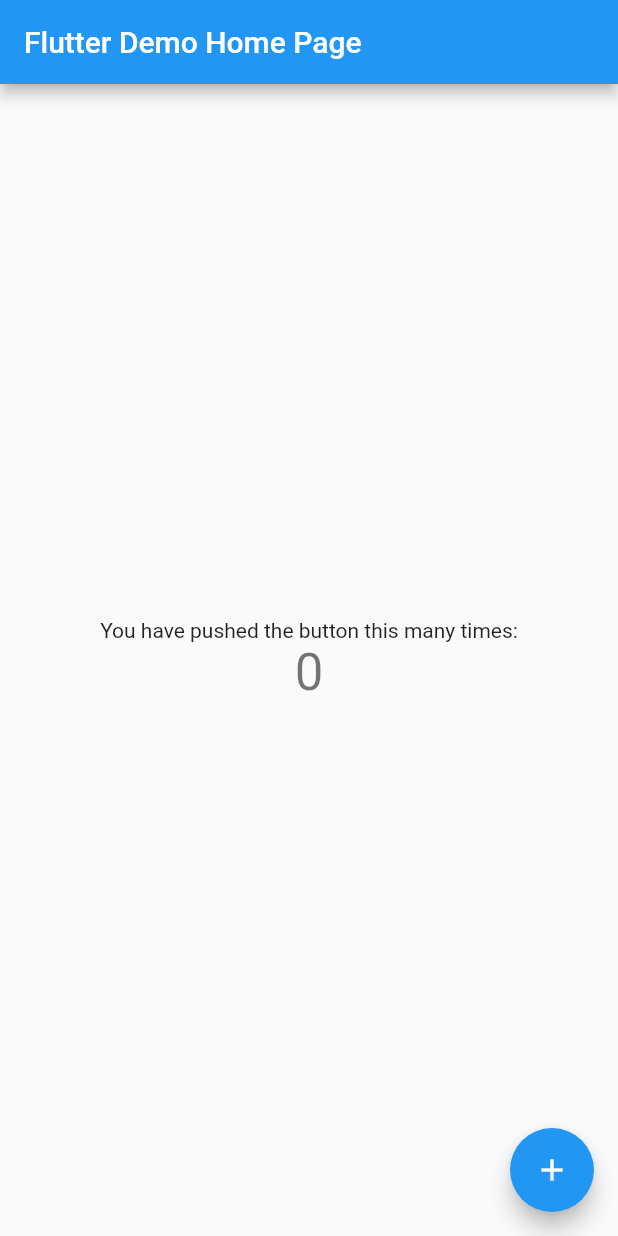
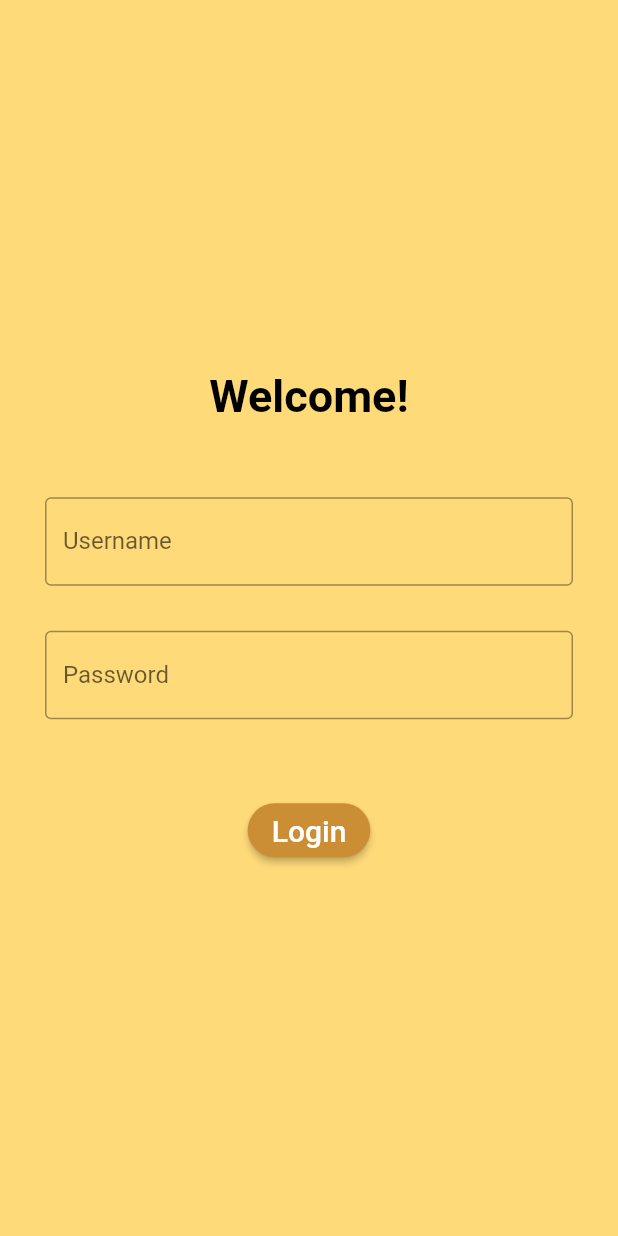
Before and after one commit to erdoganishe/Chess-Arina-Mobile, a Flutter app: the screen it shows after launch, on a phone screen of 412 x 824 dp. Run offline on Flutter 3.47's test engine with Material 2 defaults, Android fonts, the light colour scheme and no system bars.

Commit message:
Base login added

```diff
--- a/lib/main.dart
+++ b/lib/main.dart
@@ -1,115 +1,16 @@
 import 'package:flutter/material.dart';
+import 'registration_page.dart';
 
 void main() {
-  runApp(const MyApp());
+  runApp(MyApp());
 }
 
 class MyApp extends StatelessWidget {
-  const MyApp({super.key});
-
-  // This widget is the root of your application.
   @override
   Widget build(BuildContext context) {
     return MaterialApp(
-      title: 'Flutter Demo',
-      theme: ThemeData(
-        // This is the theme of your application.
-        //
-        // Try running your application with "flutter run". You'll see the
-        // application has a blue toolbar. Then, without quitting the app, try
-        // changing the primarySwatch below to Colors.green and then invoke
-        // "hot reload" (press "r" in the console where you ran "flutter run",
-        // or simply save your changes to "hot reload" in a Flutter IDE).
-        // Notice that the counter didn't reset back to zero; the application
-        // is not restarted.
-        primarySwatch: Colors.blue,
-      ),
-      home: const MyHomePage(title: 'Flutter Demo Home Page'),
+      title: 'My App',
+      home: RegistrationPage(),
     );
   }
 }
-
-class MyHomePage extends StatefulWidget {
-  const MyHomePage({super.key, required this.title});
-
-  // This widget is the home page of your application. It is stateful, meaning
-  // that it has a State object (defined below) that contains fields that affect
-  // how it looks.
-
-  // This class is the configuration for the state. It holds the values (in this
-  // case the title) provided by the parent (in this case the App widget) and
-  // used by the build method of the State. Fields in a Widget subclass are
-  // always marked "final".
-
-  final String title;
-
-  @override
-  State<MyHomePage> createState() => _MyHomePageState();
-}
-
-class _MyHomePageState extends State<MyHomePage> {
-  int _counter = 0;
-
-  void _incrementCounter() {
-    setState(() {
-      // This call to setState tells the Flutter framework that something has
-      // changed in this State, which causes it to rerun the build method below
-      // so that the display can reflect the updated values. If we changed
-      // _counter without calling setState(), then the build method would not be
-      // called again, and so nothing would appear to happen.
-      _counter++;
-    });
-  }
-
-  @override
-  Widget build(BuildContext context) {
-    // This method is rerun every time setState is called, for instance as done
-    // by the _incrementCounter method above.
-    //
-    // The Flutter framework has been optimized to make rerunning build methods
-    // fast, so that you can just rebuild anything that needs updating rather
-    // than having to individually change instances of widgets.
-    return Scaffold(
-      appBar: AppBar(
-        // Here we take the value from the MyHomePage object that was created by
-        // the App.build method, and use it to set our appbar title.
-        title: Text(widget.title),
-      ),
-      body: Center(
-        // Center is a layout widget. It takes a single child and positions it
-        // in the middle of the parent.
-        child: Column(
-          // Column is also a layout widget. It takes a list of children and
-          // arranges them vertically. By default, it sizes itself to fit its
-          // children horizontally, and tries to be as tall as its parent.
-          //
-          // Invoke "debug painting" (press "p" in the console, choose the
-          // "Toggle Debug Paint" action from the Flutter Inspector in Android
-          // Studio, or the "Toggle Debug Paint" command in Visual Studio Code)
-          // to see the wireframe for each widget.
-          //
-          // Column has various properties to control how it sizes itself and
-          // how it positions its children. Here we use mainAxisAlignment to
-          // center the children vertically; the main axis here is the vertical
-          // axis because Columns are vertical (the cross axis would be
-          // horizontal).
-          mainAxisAlignment: MainAxisAlignment.center,
-          children: <Widget>[
-            const Text(
-              'You have pushed the button this many times:',
-            ),
-            Text(
-              '$_counter',
-              style: Theme.of(context).textTheme.headlineMedium,
-            ),
-          ],
-        ),
-      ),
-      floatingActionButton: FloatingActionButton(
-        onPressed: _incrementCounter,
-        tooltip: 'Increment',
-        child: const Icon(Icons.add),
-      ), // This trailing comma makes auto-formatting nicer for build methods.
-    );
-  }
-}
--- /dev/null
+++ b/lib/registration_page.dart
@@ -0,0 +1,58 @@
+import 'package:flutter/material.dart';
+
+class RegistrationPage extends StatelessWidget {
+  @override
+  Widget build(BuildContext context) {
+    return Scaffold(
+      backgroundColor: const Color(0xffFFDA79),
+      body: Column(
+        mainAxisAlignment: MainAxisAlignment.center,
+        children: [
+          Text(
+            'Welcome!',
+            style: TextStyle(
+              fontSize: 30,
+              fontWeight: FontWeight.bold,
+              color: Colors.black,
+            ),
+          ),
+          SizedBox(height: 50),
+          Padding(
+            padding: const EdgeInsets.symmetric(horizontal: 30),
+            child: TextField(
+              decoration: InputDecoration(
+                labelText: 'Username',
+                border: OutlineInputBorder(),
+              ),
+            ),
+          ),
+          SizedBox(height: 30),
+          Padding(
+            padding: const EdgeInsets.symmetric(horizontal: 30),
+            child: TextField(
+              decoration: InputDecoration(
+                labelText: 'Password',
+                border: OutlineInputBorder(),
+              ),
+            ),
+          ),
+          SizedBox(height: 50),
+          ElevatedButton(
+            onPressed: () {},
+            child: Text(
+              'Login',
+              style: TextStyle(fontSize: 20),
+            ),
+            style: ElevatedButton.styleFrom(
+              primary: Color(0xFFcc8e35), // колір фону
+              onPrimary: Colors.white, // колір тексту
+              shape: RoundedRectangleBorder(
+                borderRadius: BorderRadius.circular(30),
+              ),
+            ),
+          ),
+        ],
+      ),
+    );
+  }
+}
```
